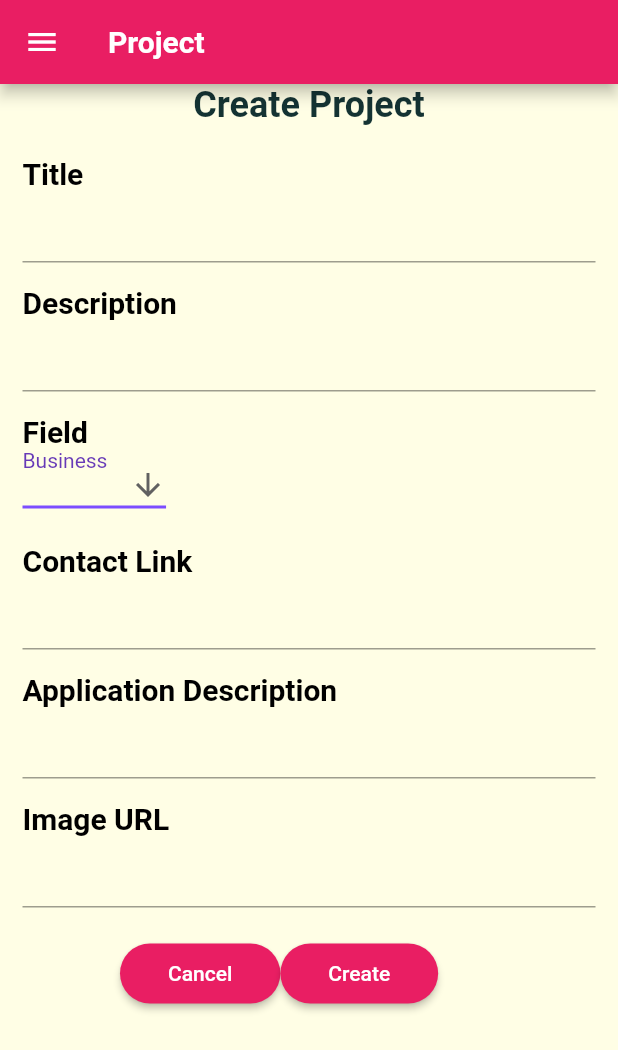
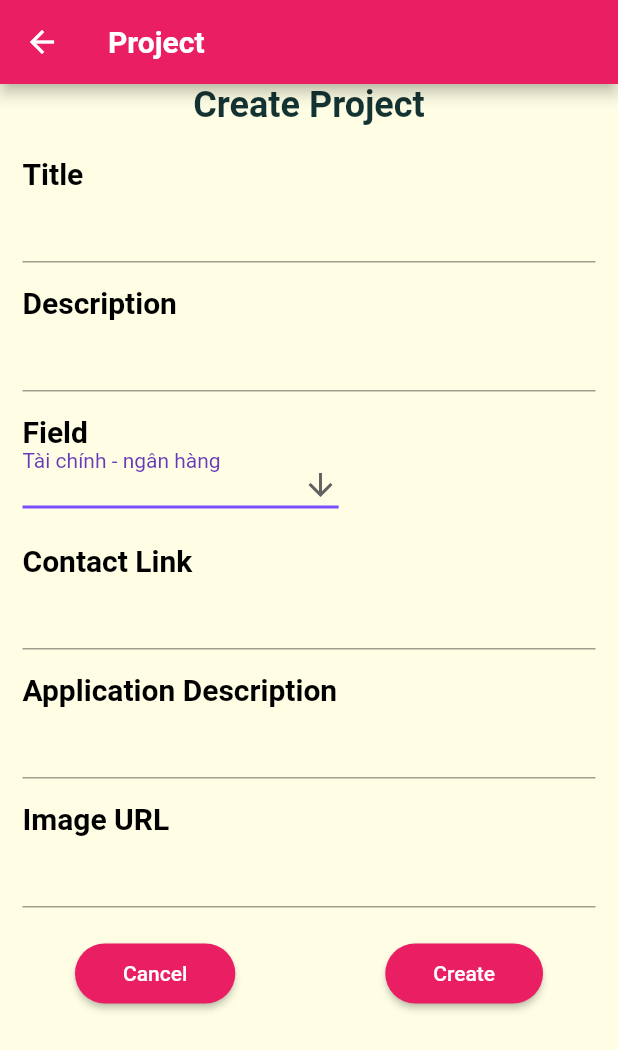
Before and after one commit to thanhngoc541/Team_Matching, a Flutter app: the CreateProjectScreen screen opened by its route, after a tap on "Create", on a phone screen of 412 x 824 dp. Shown: the top 1050 px of the screen. Run offline on Flutter 3.47's test engine with Material 2 defaults, Android fonts, the phone set to English and light mode, and no system bars; our stand-ins replace shared_preferences; accounts and stored records are empty; network calls fail; Roboto replaces fonts that are missing (Raleway, RobotoCondensed).

Commit message:
create project api

```diff
--- a/lib/screens/project_create_screen.dart
+++ b/lib/screens/project_create_screen.dart
@@ -18,12 +18,19 @@ class CreateProjectScreen extends StatefulWidget {
 class _CreateProjectScreenState extends State<CreateProjectScreen> {
   late TextEditingController _controller;
   // Initial Selected Value
-  String fieldDropdownValue = 'Business';
+  String fieldDropdownValue = "Tài chính - ngân hàng";
   // List of items in our dropdown menu
-  var fieldItems = [
-    'Business',
-    'Marketing',
-    'Technology',
+
+  static const fieldItems = [
+    "Tài chính - ngân hàng",
+    "Khoa học - công nghệ",
+    "Nông nghiệp xanh",
+    "Công nghệ hoá-sinh",
+    "Dịch vụ",
+    "Du lịch",
+    "Giáo dục",
+    "Y tế",
+    "Công nghiẹp chế tạo, sản xuất",
   ];
   bool isLoading = true;
 
@@ -45,7 +52,7 @@ class _CreateProjectScreenState extends State<CreateProjectScreen> {
     super.didChangeDependencies();
   }
 
-  Future<Project> createProject(Project project) async {
+  Future<void> createProject(Project project) async {
     Map data = {
       'title': project.title,
       'description': project.description,
@@ -53,33 +60,27 @@ class _CreateProjectScreenState extends State<CreateProjectScreen> {
       'status': -1,
       'field': project.field,
       'contactLink': project.contactLink,
-      'application': project.application
+      'application': project.application,
+      "projectSkills": [
+        "Khoa học môi trường và thiên nhiên",
+        "Công nghệ sinh học và ứng dụng",
+        "Communication skills",
+        "Critical shinking"
+      ]
     };
     SharedPreferences sharedPreferences = await SharedPreferences.getInstance();
     String? token = sharedPreferences.getString('token');
     final response = await http.post(
-      'https://startup-competition-api.azurewebsites.net/api/v1/projects',
+      'https://startup-competition-api.azurewebsites.net/api/v1/projects/add',
       headers: {'Authorization': 'Bearer $token', 'Content-Type': 'application/json'},
       body: json.encode(data),
     );
     // Project? prj;
-    if (response.statusCode == 200) {
-      dynamic value;
-      value = jsonDecode(response.body);
-      if (value != null) {
-        // prj = Project(
-        //   id: value['id'],
-        //   title: value['title'],
-        //   description: value['description'],
-        //   imageUrl: value['imageUrl'],
-        //   status: value['status'],
-        //   field: value['field'],
-        //   contactLink: value['contactLink'],
-        //   application: value['application'],
-        // );
-      }
-      return project;
+    if (response.statusCode == 200 || response.statusCode == 201) {
+      Navigator.of(context).pop();
+      popupMessage(context, "Project", "Tạo dự án thành công");
     } else {
+      popupMessage(context, "Project", "Tạo dự án thất bại");
       throw Exception('Failed to Create Project');
     }
   }
@@ -91,7 +92,6 @@ class _CreateProjectScreenState extends State<CreateProjectScreen> {
           appBar: AppBar(
             title: const Text("Project"),
           ),
-          drawer: const Drawer(child: MainDrawer()),
           body: Column(
             children: <Widget>[
               headerSection(),
@@ -227,9 +227,8 @@ class _CreateProjectScreenState extends State<CreateProjectScreen> {
         ]));
   }
 
-  Widget buttonActions() => Container(
-      padding: const EdgeInsets.symmetric(horizontal: 80),
-      child: Row(
+  Widget buttonActions() => Row(
+        mainAxisAlignment: MainAxisAlignment.spaceAround,
         children: [
           ButtonWidget(
             text: 'Cancel',
@@ -237,10 +236,20 @@ class _CreateProjectScreenState extends State<CreateProjectScreen> {
           ),
           ButtonWidget(
             text: 'Create',
-            onClicked: () {},
+            onClicked: () {
+              createProject(Project(
+                  id: -1,
+                  application: applicationDescriptionController.text,
+                  title: titleController.text,
+                  description: descriptionController.text,
+                  field: fieldDropdownValue,
+                  imageUrl: imageUrlController.text,
+                  contactLink: contactLinkController.text));
+            },
           )
         ],
-      ));
+      );
+
   Widget headerSection() => Container(
         padding: const EdgeInsets.symmetric(horizontal: 48),
         child: Column(crossAxisAlignment: CrossAxisAlignment.start, children: const [
@@ -250,4 +259,23 @@ class _CreateProjectScreenState extends State<CreateProjectScreen> {
           )
         ]),
       );
+  Future<void> popupMessage(BuildContext context, String title, String message) async {
+    await showDialog<void>(
+      context: context,
+      builder: (BuildContext context) {
+        return AlertDialog(
+          title: Text(title),
+          content: Text(message),
+          actions: <Widget>[
+            TextButton(
+              onPressed: () {
+                Navigator.pop(context);
+              },
+              child: const Text('OK'),
+            ),
+          ],
+        );
+      },
+    );
+  }
 }
--- a/lib/screens/project_detail_screen.dart
+++ b/lib/screens/project_detail_screen.dart
@@ -7,6 +7,7 @@ import 'package:team_matching/models/comment.dart';
 import 'package:team_matching/models/project.dart';
 import 'package:team_matching/models/project_summary.dart';
 import 'package:team_matching/models/user.dart';
+import 'package:team_matching/screens/project_create_screen.dart';
 import 'package:url_launcher/url_launcher.dart';
 // ignore: import_of_legacy_library_into_null_safe
 import 'package:http/http.dart' as http;
@@ -310,7 +311,9 @@ class _ProjectDetailScreenState extends State<ProjectDetailScreen> {
               ]),
             ),
             floatingActionButton: FloatingActionButton(
-              onPressed: () {},
+              onPressed: () {
+                Navigator.of(context).pushNamed(CreateProjectScreen.routeName);
+              },
               child: const Icon(Icons.add),
             ),
           );
--- a/lib/screens/recommended_projects_screen.dart
+++ b/lib/screens/recommended_projects_screen.dart
@@ -2,6 +2,7 @@ import 'dart:convert';
 
 import 'package:flutter/material.dart';
 import 'package:shared_preferences/shared_preferences.dart';
+import 'package:team_matching/dummy_data.dart';
 import 'package:team_matching/models/project.dart';
 import 'package:team_matching/models/project_summary.dart';
 import 'package:team_matching/models/university.dart';
@@ -61,7 +62,7 @@ class _RecommendedProjectsScreenState extends State<RecommendedProjectsScreen> {
                   title: item1['title'],
                 ),
                 user: item2 == null
-                    ? null
+                    ? DUMMY_PROJECTS[0].user
                     : User(
                         id: item2['id'],
                         avatarUrl: item2['avatarUrl'],
--- a/lib/widgets/project_item.dart
+++ b/lib/widgets/project_item.dart
@@ -24,7 +24,7 @@ class ProjectItem extends StatelessWidget {
       popupMessage(context, "Ứng tuyển", "Ứng tuyển thành công");
     }
     if (response.statusCode == 400) {
-      popupMessage(context, "Ứng tuyển", "Bạn đã ứng tuyển vào dự án này");
+      popupMessage(context, "Ứng tuyển", response.body);
     } else {
       // If that call was not successful, throw an error.
       throw Exception('Failed to load project');
```
Also changed, not shown: lib/screens/profile_screen.dart (+7 -0 lines), lib/screens/projects_screen.dart (+13 -9 lines), lib/screens/tabs_screen.dart (+34 -26 lines), lib/widgets/main_drawer.dart (+6 -10 lines).
